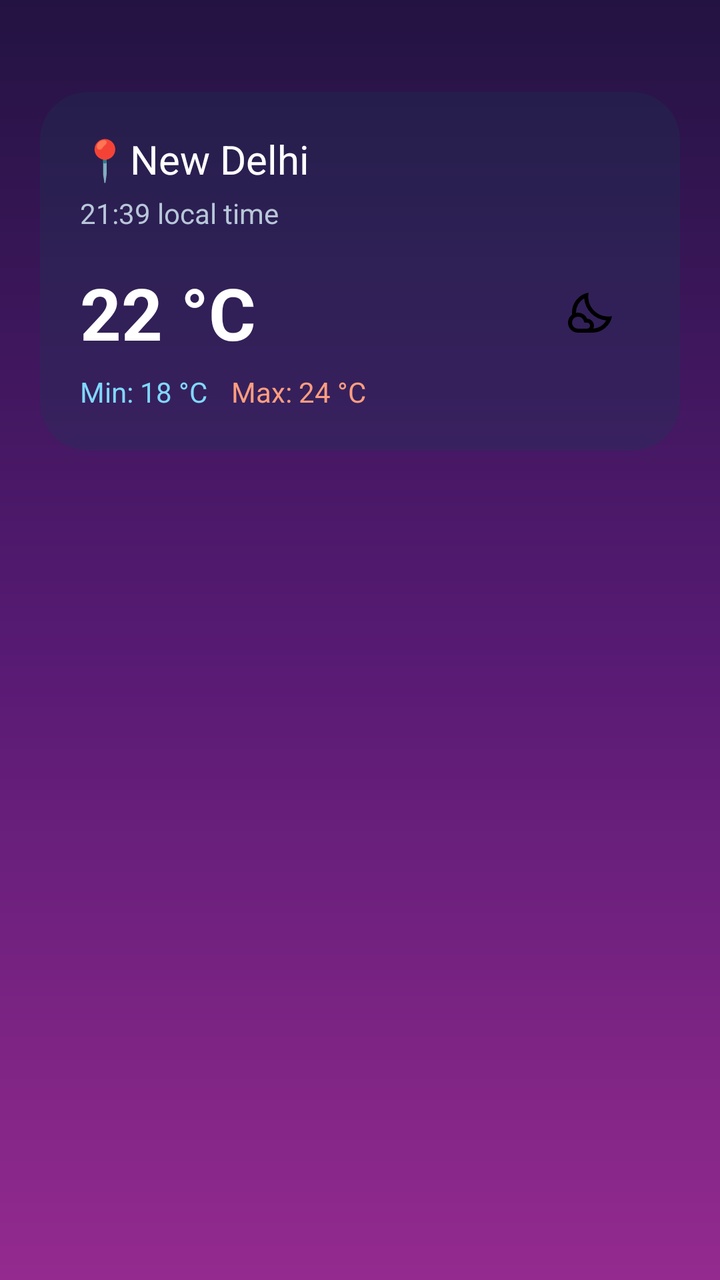
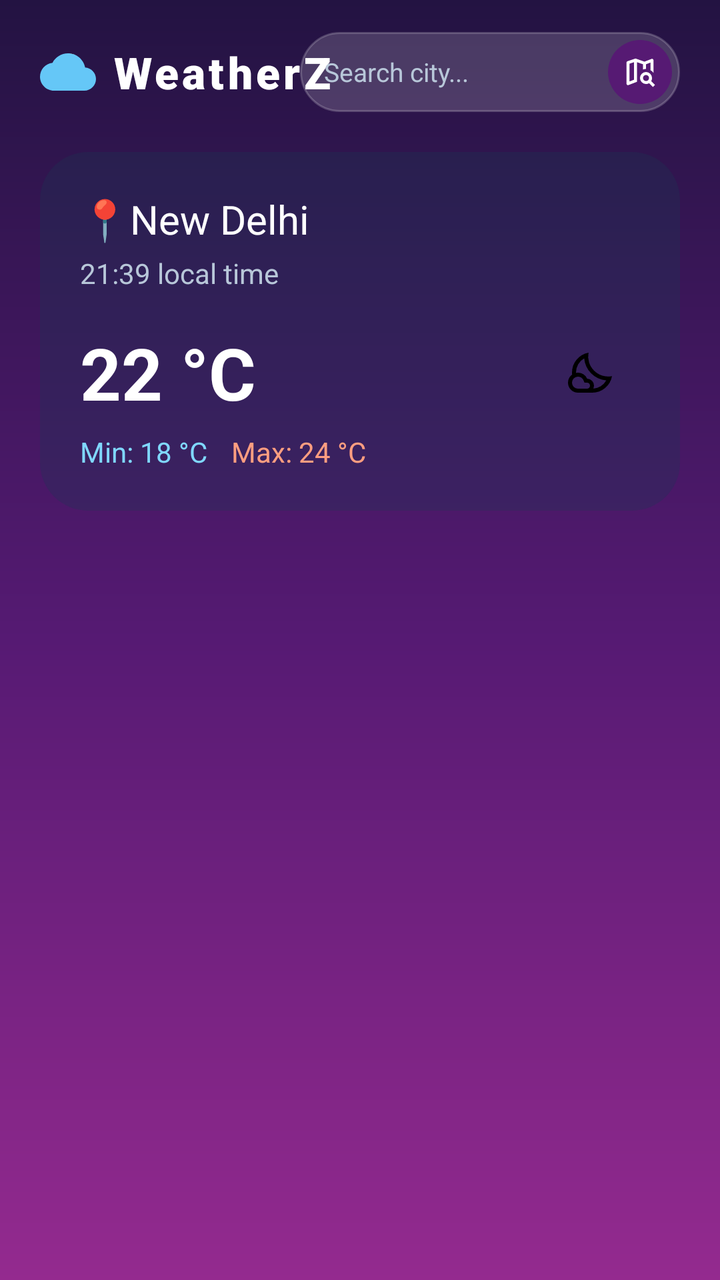

The first picture is an Android layout as it rendered before a commit; the second is the same layout after the commit. The layout source and the unified diff follow.
<!-- AndroidManifest.xml: application theme Theme.WeatherZ_App -->
<!-- res/layout/fragment_home_page.xml -->
<?xml version="1.0" encoding="utf-8"?>
<androidx.constraintlayout.widget.ConstraintLayout xmlns:android="http://schemas.android.com/apk/res/android"
    xmlns:app="http://schemas.android.com/apk/res-auto"
    xmlns:tools="http://schemas.android.com/tools"
    android:id="@+id/main"
    android:layout_width="match_parent"
    android:layout_height="match_parent"
    android:background="@drawable/bg_blue_purple_gradient"
    tools:context=".Home_page"
    android:paddingStart="20dp"
    android:paddingEnd="20dp">



    <androidx.constraintlayout.widget.ConstraintLayout
        android:id="@+id/weather_card"
        android:layout_width="0dp"
        android:layout_height="wrap_content"
        android:background="@drawable/bg_weather_card"
        app:layout_constraintVertical_bias="0.1"
        app:layout_constraintStart_toStartOf="parent"
        app:layout_constraintEnd_toEndOf="parent"
        app:layout_constraintTop_toTopOf="parent"
        android:padding="20dp"
        app:layout_constraintBottom_toBottomOf="parent">

        <TextView
            android:id="@+id/city_name"
            android:layout_width="wrap_content"
            android:layout_height="wrap_content"
            android:text="📍New Delhi"
            android:textColor="#FFFFFF"
            android:textSize="20sp"
            app:layout_constraintStart_toStartOf="parent"
            app:layout_constraintTop_toTopOf="parent" />

        <TextView
            android:id="@+id/local_time"
            android:layout_width="wrap_content"
            android:layout_height="wrap_content"
            android:layout_marginTop="4dp"
            android:text="21:39 local time"
            android:textColor="@color/secondry_text"
            app:layout_constraintStart_toStartOf="parent"
            app:layout_constraintTop_toBottomOf="@id/city_name" />

        <TextView
            android:id="@+id/temprature_main"
            android:layout_width="wrap_content"
            android:layout_height="wrap_content"
            android:layout_marginTop="16dp"
            android:text="22 °C"
            android:textColor="@color/temp_main"
            android:textSize="36sp"
            android:textStyle="bold"
            app:layout_constraintStart_toStartOf="parent"
            app:layout_constraintTop_toBottomOf="@id/local_time" />

        <ImageView
            android:id="@+id/icon_day"
            android:layout_width="50dp"
            android:layout_height="wrap_content"
            android:src="@drawable/night_icon"
            app:layout_constraintTop_toTopOf="@id/temprature_main"
            app:layout_constraintBottom_toBottomOf="@id/temprature_main"
            app:layout_constraintEnd_toEndOf="parent"/>

        <TextView
            android:id="@+id/min_temp"
            android:layout_width="wrap_content"
            android:layout_height="wrap_content"
            android:layout_marginTop="6dp"
            android:text="Min: 18 °C"
            android:textColor="@color/temp_min"
            android:textSize="14sp"
            app:layout_constraintStart_toStartOf="parent"
            app:layout_constraintTop_toBottomOf="@id/temprature_main" />

        <TextView
            android:id="@+id/max_temp"
            android:layout_width="wrap_content"
            android:layout_height="wrap_content"
            android:layout_marginStart="12dp"
            android:text="Max: 24 °C"
            android:textColor="@color/temp_max"
            android:textSize="14sp"
            app:layout_constraintBottom_toBottomOf="@id/min_temp"
            app:layout_constraintStart_toEndOf="@id/min_temp"
            app:layout_constraintTop_toTopOf="@id/min_temp" />





    </androidx.constraintlayout.widget.ConstraintLayout>


</androidx.constraintlayout.widget.ConstraintLayout>
<!-- resources referenced by this layout -->
<resources>
  <color name="secondry_text">#B8C7D9</color>
  <color name="temp_main">#FFFFFF</color>
  <color name="temp_max">#FF9E80</color>
  <color name="temp_min">#80D8FF</color>
  <!-- drawable bg_blue_purple_gradient (drawable) -->
  <?xml version="1.0" encoding="utf-8"?>
  <shape xmlns:android="http://schemas.android.com/apk/res/android"
      android:shape="rectangle">
      <gradient
          android:angle="270"
          android:startColor="@color/bg_gradient_start"
          android:centerColor="@color/bg_gradient_center"
          android:endColor="@color/bg_gradient_end"
          android:type="linear" />
  </shape>
  <!-- drawable bg_weather_card (drawable) -->
  <?xml version="1.0" encoding="utf-8"?>
  <shape xmlns:android="http://schemas.android.com/apk/res/android"
      android:shape="rectangle">
      <solid android:color="#4B183653" />
      <corners android:radius="24dp" />
  </shape>
  <style name="Theme.WeatherZ_App" parent="Base.Theme.WeatherZ_App" />
  <color name="bg_gradient_start">#231342</color>
  <color name="bg_gradient_center">#561A73</color>
  <color name="bg_gradient_end">#942A8F</color>
  <style name="Base.Theme.WeatherZ_App" parent="Theme.Material3.DayNight.NoActionBar">
          
          
      </style>
  <!-- unchanged entries left out for length: 1 -->
</resources>

<!-- the commit's change to res/layout/fragment_home_page.xml (unified diff, before → after) -->
@@ -10,19 +10,71 @@
     android:paddingStart="20dp"
     android:paddingEnd="20dp">
 
+    <TextView
+        android:id="@+id/app_name"
+        android:layout_width="wrap_content"
+        android:layout_height="wrap_content"
+        android:text="WeatherZ"
+        android:textColor="@color/primary_text"
+        android:textSize="22sp"
+        android:textStyle="bold"
+        android:fontFamily="sans-serif-black"
+        android:letterSpacing="0.08"
+        android:drawableStart="@drawable/ic_logo_cloud"
+        android:drawablePadding="8dp"
+        app:layout_constraintStart_toStartOf="parent"
+        app:layout_constraintTop_toTopOf="@id/search_container"
+        app:layout_constraintBottom_toBottomOf="@id/search_container" />
 
+    <LinearLayout
+        android:id="@+id/search_container"
+        android:layout_width="190dp"
+        android:layout_height="40dp"
+        android:layout_marginTop="16dp"
+        android:background="@drawable/bg_search_bar"
+        android:gravity="center_vertical"
+        android:orientation="horizontal"
+        android:paddingStart="12dp"
+        android:paddingEnd="4dp"
+        app:layout_constraintEnd_toEndOf="parent"
+        app:layout_constraintTop_toTopOf="parent">
+
+        <EditText
+            android:id="@+id/search_bar"
+            android:layout_width="0dp"
+            android:layout_height="match_parent"
+            android:layout_weight="1"
+            android:background="@null"
+            android:hint="Search city..."
+            android:imeOptions="actionSearch"
+            android:inputType="text"
+            android:maxLines="1"
+            android:textColor="@color/primary_text"
+            android:textColorHint="@color/secondry_text"
+            android:textSize="13sp" />
+
+        <ImageView
+            android:id="@+id/search_button"
+            android:layout_width="32dp"
+            android:layout_height="32dp"
+            android:background="@drawable/bg_search_btn"
+            android:contentDescription="Search"
+            android:padding="7dp"
+            android:src="@drawable/search_icon"
+            app:tint="#FFFFFF" />
+
+    </LinearLayout>
 
     <androidx.constraintlayout.widget.ConstraintLayout
         android:id="@+id/weather_card"
         android:layout_width="0dp"
         android:layout_height="wrap_content"
+        android:layout_marginTop="20dp"
         android:background="@drawable/bg_weather_card"
-        app:layout_constraintVertical_bias="0.1"
+        android:padding="20dp"
         app:layout_constraintStart_toStartOf="parent"
         app:layout_constraintEnd_toEndOf="parent"
-        app:layout_constraintTop_toTopOf="parent"
-        android:padding="20dp"
-        app:layout_constraintBottom_toBottomOf="parent">
+        app:layout_constraintTop_toBottomOf="@id/search_container">
 
         <TextView
             android:id="@+id/city_name"
<!-- resource entries referenced after the edit -->
@@ -1,5 +1,6 @@
 <!-- resources referenced by this layout -->
 <resources>
+  <color name="primary_text">#FFFFFFFF</color>
   <color name="secondry_text">#B8C7D9</color>
   <color name="temp_main">#FFFFFF</color>
   <color name="temp_max">#FF9E80</color>
@@ -15,6 +16,26 @@
           android:endColor="@color/bg_gradient_end"
           android:type="linear" />
   </shape>
+  <!-- drawable bg_search_bar (drawable) -->
+  <?xml version="1.0" encoding="utf-8"?>
+  <shape xmlns:android="http://schemas.android.com/apk/res/android"
+      android:shape="rectangle">
+      <solid android:color="#2AFFFFFF" />
+      <corners android:radius="20dp" />
+      <stroke
+          android:width="1dp"
+          android:color="#33FFFFFF" />
+  </shape>
+  <!-- drawable bg_search_btn (drawable) -->
+  <?xml version="1.0" encoding="utf-8"?>
+  <ripple xmlns:android="http://schemas.android.com/apk/res/android"
+      android:color="#40FFFFFF">
+      <item>
+          <shape android:shape="oval">
+              <solid android:color="#561A73" />
+          </shape>
+      </item>
+  </ripple>
   <!-- drawable bg_weather_card (drawable) -->
   <?xml version="1.0" encoding="utf-8"?>
   <shape xmlns:android="http://schemas.android.com/apk/res/android"
@@ -22,6 +43,28 @@
       <solid android:color="#4B183653" />
       <corners android:radius="24dp" />
   </shape>
+  <!-- drawable ic_logo_cloud (drawable) -->
+  <?xml version="1.0" encoding="utf-8"?>
+  <vector xmlns:android="http://schemas.android.com/apk/res/android"
+      android:width="28dp"
+      android:height="28dp"
+      android:viewportWidth="24"
+      android:viewportHeight="24">
+      
+      <path
+          android:fillColor="#FFD043"
+          android:pathData="M12,4A4,4 0,0 1,16 8A4,4 0,0 1,15.7,9.5A6.5,6.5 0,0 1,18.5 10A6.5,6.5 0,0 0,12 4Z" />
+      
+      <path
+          android:fillColor="#65C7F7"
+          android:pathData="M19.35,10.04C18.67,6.59 15.64,4 12,4C9.11,4 6.6,5.64 5.35,8.04C2.34,8.36 0,10.91 0,14C0,17.31 2.69,20 6,20L19,20C21.76,20 24,17.76 24,15C24,12.36 21.95,10.22 19.35,10.04Z" />
+  </vector>
+  <!-- drawable search_icon (drawable) -->
+  <vector xmlns:android="http://schemas.android.com/apk/res/android" android:height="24dp" android:tint="#000000" android:viewportHeight="960" android:viewportWidth="960" android:width="24dp">
+        
+      <path android:fillColor="@android:color/white" android:pathData="M640,400Q640,400 640,400Q640,400 640,400L640,274L640,274L640,400ZM174,828Q154,836 137,823.5Q120,811 120,790L120,230Q120,217 127.5,207Q135,197 148,192L360,120L600,204L786,132Q806,124 823,136.5Q840,149 840,170L840,507Q825,484 804.5,465Q784,446 760,432L760,228L640,274L640,400Q619,400 599,403.5Q579,407 560,414L560,274L400,218L400,741L174,828ZM200,732L320,686L320,218L200,258L200,732ZM696.5,700Q719,680 720,640Q721,606 697.5,583Q674,560 640,560Q606,560 583,583Q560,606 560,640Q560,674 583,697Q606,720 640,720Q674,720 696.5,700ZM640,800Q574,800 527,753Q480,706 480,640Q480,574 527,527Q574,480 640,480Q706,480 753,527Q800,574 800,640Q800,663 794.5,683.5Q789,704 778,722L880,824L824,880L722,778Q704,789 683.5,794.5Q663,800 640,800ZM320,218L320,218L320,686L320,686L320,218Z"/>
+      
+  </vector>
   <style name="Theme.WeatherZ_App" parent="Base.Theme.WeatherZ_App" />
   <color name="bg_gradient_start">#231342</color>
   <color name="bg_gradient_center">#561A73</color>
